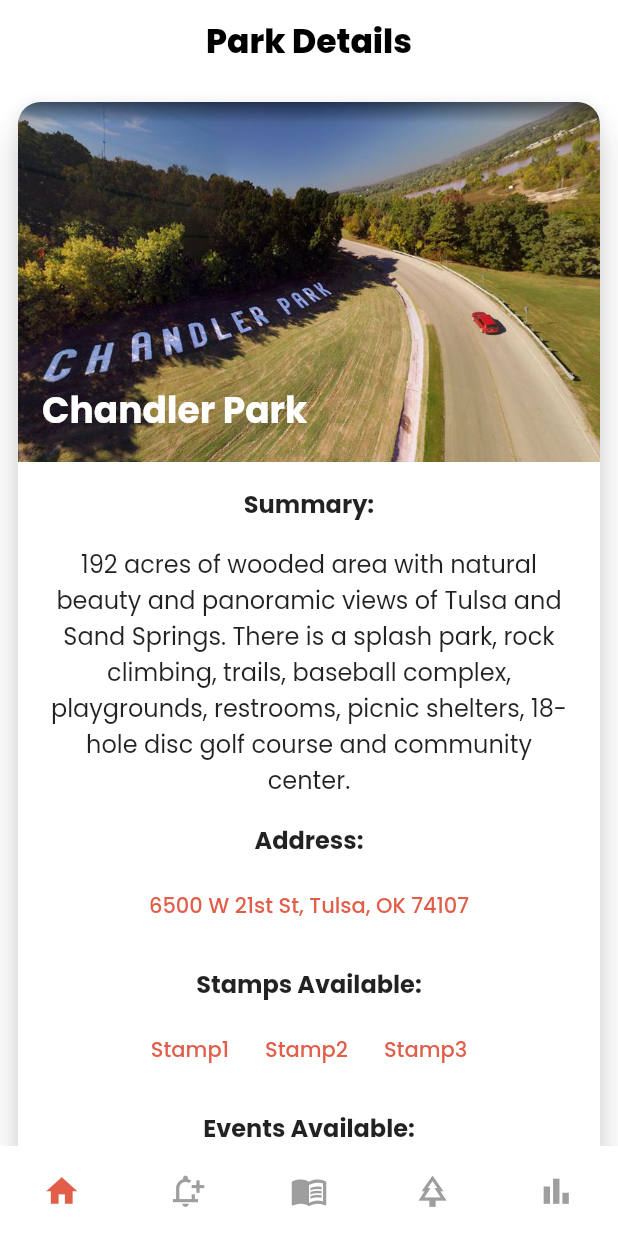
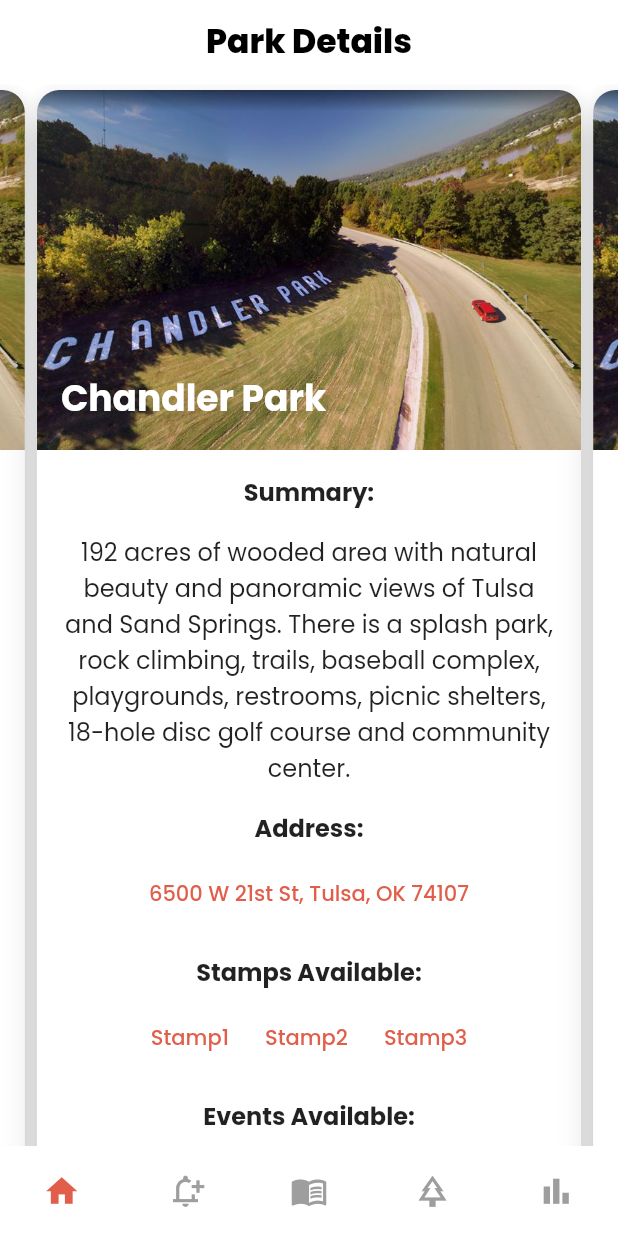
Before and after one commit to tayloradam1999/ParkPort, a Flutter app: the ParkDetails screen opened by its route, on a phone screen of 412 x 824 dp. Run offline on Flutter 3.47's test engine with Material 2 defaults, Android fonts, the phone set to English and light mode, and no system bars; drawn by our look-alikes of carousel_slider; our stand-ins replace cloud_firestore, file_picker, firebase_auth, firebase_core, firebase_storage, getwidget and 2 more; accounts and stored records are empty.

Commit message:
Park Details carousel + styled sidebar

```diff
--- a/lib/screens/ParkDetails.dart
+++ b/lib/screens/ParkDetails.dart
@@ -2,6 +2,7 @@ import 'package:flutter/material.dart';
 import 'package:google_fonts/google_fonts.dart';
 import '../widgets/bottom_bar.dart';
 import '../widgets/park_details_card.dart';
+import 'package:carousel_slider/carousel_slider.dart';
 
 class ParkDetails extends StatefulWidget {
   const ParkDetails({Key? key}) : super(key: key);
@@ -32,9 +33,23 @@ class _ParkDetailsState extends State<ParkDetails> {
         elevation: 0.0,
       ),
       body: SingleChildScrollView(
-        child: Padding(
-          padding: const EdgeInsets.all(8.0),
-          child: ParkDetailsCard(),
+        child: Column(
+          children: <Widget>[
+            CarouselSlider(
+              items: [ParkDetailsCard(), ParkDetailsCard(), ParkDetailsCard()],
+              options: CarouselOptions(
+                height: size.height,
+                viewportFraction: 0.9,
+                // enlargeCenterPage: true, // looks great, but overflows on transition
+                autoPlay: true,
+                autoPlayInterval: Duration(seconds: 4),
+                autoPlayAnimationDuration: Duration(milliseconds: 800),
+                autoPlayCurve: Curves.fastOutSlowIn,
+                pauseAutoPlayOnTouch: true,
+                scrollDirection: Axis.horizontal,
+              ),
+            ),
+          ],
         ),
       ),
       bottomNavigationBar: BottomMenuBar(),
--- a/lib/screens/SignIn.dart
+++ b/lib/screens/SignIn.dart
@@ -113,6 +113,7 @@ class _SignInState extends State<SignIn> {
               margin: EdgeInsets.symmetric(horizontal: 40, vertical: 10),
               child: RaisedButton(
                 // What is this???
+                // Answer: button.
                 onPressed: () {},
                 shape: RoundedRectangleBorder(
                     borderRadius: BorderRadius.circular(80.0)),
--- a/lib/widgets/park_details_card.dart
+++ b/lib/widgets/park_details_card.dart
@@ -133,15 +133,18 @@ class _ParkDetailsCardState extends State<ParkDetailsCard> {
             children: [
               TextButton(
                 onPressed: () {},
-                child: const Text('Event1'),
+                child: const Text('Event1',
+                    style: TextStyle(color: Color(0xFFe05e4a))),
               ),
               TextButton(
                 onPressed: () {},
-                child: const Text('Event2'),
+                child: const Text('Event2',
+                    style: TextStyle(color: Color(0xFFe05e4a))),
               ),
               TextButton(
                 onPressed: () {},
-                child: const Text('Event3'),
+                child: const Text('Event3',
+                    style: TextStyle(color: Color(0xFFe05e4a))),
               ),
             ],
           ),
--- a/lib/widgets/sidebar.dart
+++ b/lib/widgets/sidebar.dart
@@ -49,7 +49,6 @@ class SideBarMenuState extends State<SideBarMenu> {
               children: <Widget>[
                 DrawerHeader(
                     margin: EdgeInsets.all(0),
-
                     // Everything inside drawer uses Consumer
                     child: Column(
                       children: <Widget>[
--- a/pubspec.yaml
+++ b/pubspec.yaml
@@ -50,6 +50,7 @@ dependencies:
   firebase_storage: ^10.2.17
   google_maps_flutter: ^2.1.6
   google_maps_flutter_web: ^0.3.3
+  carousel_slider: ^4.1.1
 
 dev_dependencies:
   flutter_test:
```
